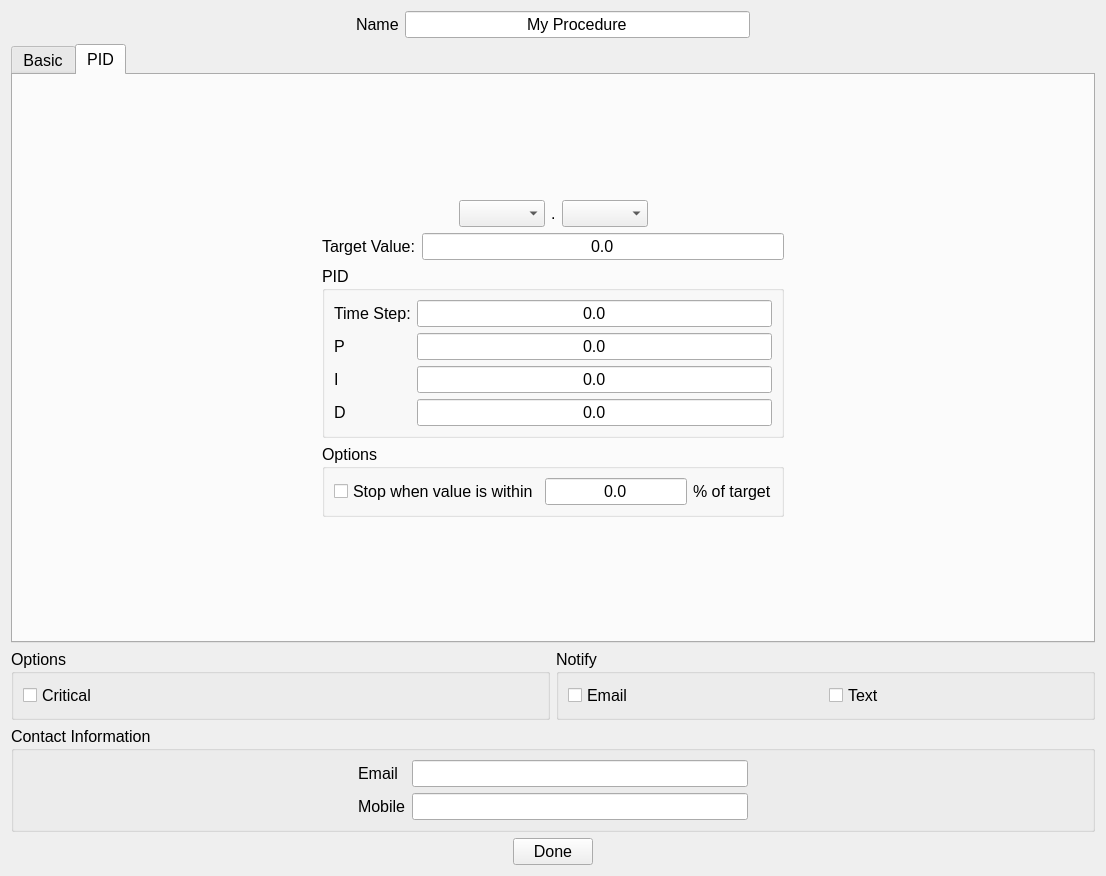
First picture: the form in Software/ControlSystem/qt/designer/ProcedureDialog.ui, repository DanielWinklehner/Ion-Source-Control-System, before the edit.
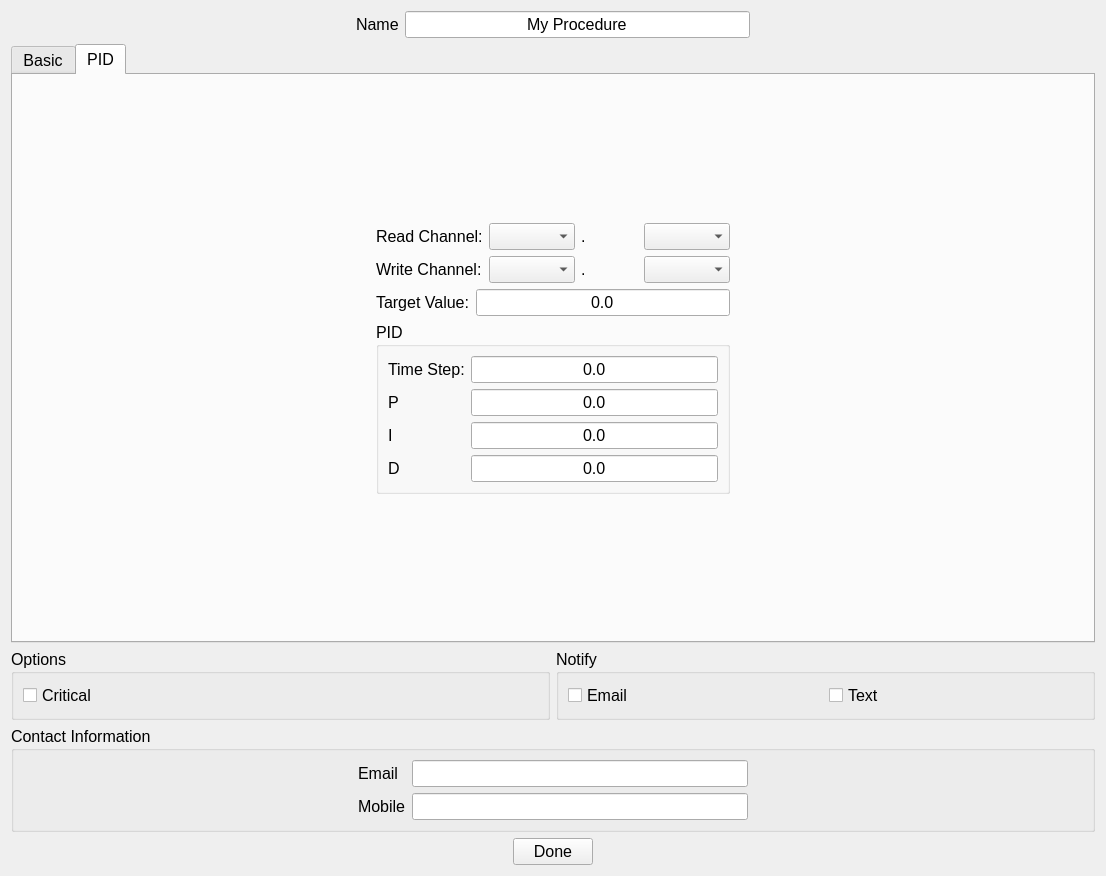
Second picture: the form after the edit. The open tabs and pages were chosen to show the change.

Commit message: working on new procedure features

Diff of the .ui file:
```diff
--- a/Software/ControlSystem/qt/designer/ProcedureDialog.ui
+++ b/Software/ControlSystem/qt/designer/ProcedureDialog.ui
@@ -410,15 +410,15 @@
       <attribute name="title">
        <string>PID</string>
       </attribute>
-      <layout class="QHBoxLayout" name="horizontalLayout_12">
+      <layout class="QHBoxLayout" name="horizontalLayout_4">
        <item>
-        <spacer name="horizontalSpacer_17">
+        <spacer name="horizontalSpacer_15">
          <property name="orientation">
           <enum>Qt::Horizontal</enum>
          </property>
          <property name="sizeHint" stdset="0">
           <size>
-           <width>256</width>
+           <width>40</width>
            <height>20</height>
           </size>
          </property>
@@ -440,53 +440,62 @@
           </spacer>
          </item>
          <item>
-          <layout class="QHBoxLayout" name="horizontalLayout_4">
-           <item>
-            <spacer name="horizontalSpacer_15">
-             <property name="orientation">
-              <enum>Qt::Horizontal</enum>
-             </property>
-             <property name="sizeHint" stdset="0">
-              <size>
-               <width>40</width>
-               <height>20</height>
-              </size>
-             </property>
-            </spacer>
-           </item>
-           <item>
-            <widget class="QComboBox" name="cbPidDevice">
+          <layout class="QGridLayout" name="gridLayout_5">
+           <item row="0" column="1">
+            <widget class="QComboBox" name="cbPidDeviceRead">
              <property name="currentText">
               <string/>
              </property>
             </widget>
            </item>
-           <item>
+           <item row="0" column="2">
             <widget class="QLabel" name="label_9">
              <property name="text">
               <string>.</string>
              </property>
             </widget>
            </item>
-           <item>
-            <widget class="QComboBox" name="cbPidChannel">
+           <item row="1" column="0">
+            <widget class="QLabel" name="label_17">
+             <property name="text">
+              <string>Write Channel:</string>
+             </property>
+            </widget>
+           </item>
+           <item row="1" column="1">
+            <widget class="QComboBox" name="cbPidDeviceWrite">
              <property name="currentText">
               <string/>
              </property>
             </widget>
            </item>
-           <item>
-            <spacer name="horizontalSpacer_16">
-             <property name="orientation">
-              <enum>Qt::Horizontal</enum>
+           <item row="0" column="3">
+            <widget class="QComboBox" name="cbPidChannelRead">
+             <property name="currentText">
+              <string/>
              </property>
-             <property name="sizeHint" stdset="0">
-              <size>
-               <width>40</width>
-               <height>20</height>
-              </size>
+            </widget>
+           </item>
+           <item row="1" column="2">
+            <widget class="QLabel" name="label_18">
+             <property name="text">
+              <string>.</string>
              </property>
-            </spacer>
+            </widget>
+           </item>
+           <item row="1" column="3">
+            <widget class="QComboBox" name="cbPidChannelWrite">
+             <property name="currentText">
+              <string/>
+             </property>
+            </widget>
+           </item>
+           <item row="0" column="0">
+            <widget class="QLabel" name="label_16">
+             <property name="text">
+              <string>Read Channel:</string>
+             </property>
+            </widget>
            </item>
           </layout>
          </item>
@@ -588,39 +597,6 @@
            </layout>
           </widget>
          </item>
-         <item>
-          <widget class="QGroupBox" name="groupBox_6">
-           <property name="title">
-            <string>Options</string>
-           </property>
-           <layout class="QHBoxLayout" name="horizontalLayout_11">
-            <item>
-             <widget class="QCheckBox" name="checkBox">
-              <property name="text">
-               <string>Stop when value is within</string>
-              </property>
-             </widget>
-            </item>
-            <item>
-             <widget class="QLineEdit" name="lineEdit_7">
-              <property name="text">
-               <string>0.0</string>
-              </property>
-              <property name="alignment">
-               <set>Qt::AlignCenter</set>
-              </property>
-             </widget>
-            </item>
-            <item>
-             <widget class="QLabel" name="label_15">
-              <property name="text">
-               <string>% of target</string>
-              </property>
-             </widget>
-            </item>
-           </layout>
-          </widget>
-         </item>
          <item>
           <spacer name="verticalSpacer_2">
            <property name="orientation">
@@ -643,7 +619,7 @@
          </property>
          <property name="sizeHint" stdset="0">
           <size>
-           <width>256</width>
+           <width>333</width>
            <height>20</height>
           </size>
          </property>
```
Left out of the diff: 10 changed lines with no effect on the pictures. The commit also changes 7 other files.
